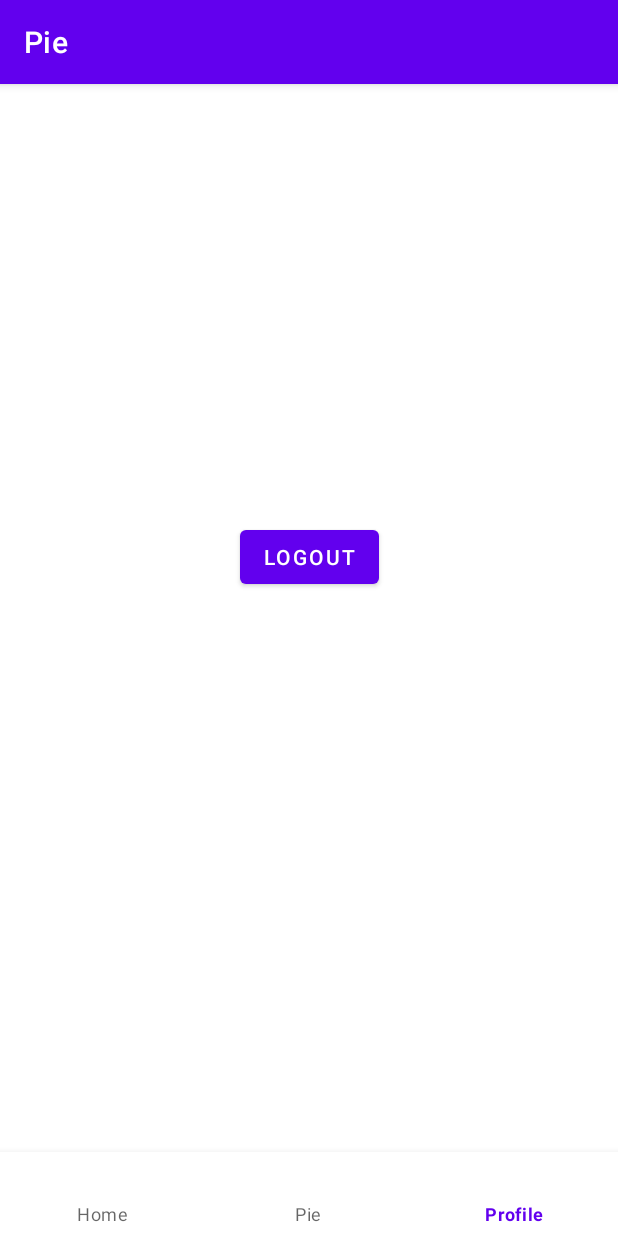
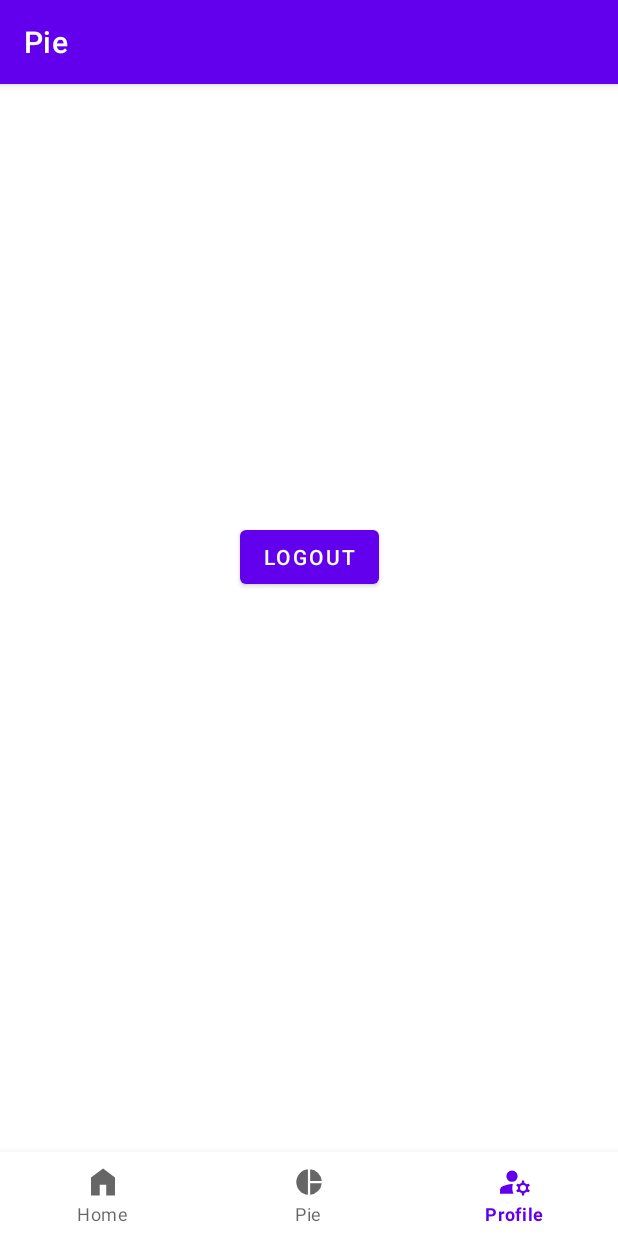
Before and after one commit to FireLord/pie, an Android app: the screen it shows after launch once a user with an empty profile is signed in (MainActivity), item 3 of the bottom bar chosen, on a phone screen of 412 x 824 dp. Run offline under Robolectric (Android 15) with nearby library versions, the phone set to English and light mode, and no system bars; our stand-ins replace Firebase (no records; nobody signed in at launch, a user with empty details on screens opened directly), data binding, navigation-ui; libraries missing offline, so code that uses them is left out: com.github.mikephil.charting; 21 statements that could not run were skipped.

Commit message:
add icons to bottom nav
Signed-off-by: FireLord <firelord.xda@gmail.com>

```diff
--- /dev/null
+++ b/app/src/main/res/drawable/home.xml
@@ -0,0 +1,10 @@
+<vector xmlns:android="http://schemas.android.com/apk/res/android"
+    android:width="48dp"
+    android:height="48dp"
+    android:viewportWidth="48"
+    android:viewportHeight="48"
+    android:tint="?attr/colorControlNormal">
+  <path
+      android:fillColor="@android:color/white"
+      android:pathData="M8,42V18L24.1,6L40,18V42H28.3V27.75H19.65V42Z"/>
+</vector>
--- /dev/null
+++ b/app/src/main/res/drawable/manage_accounts.xml
@@ -0,0 +1,10 @@
+<vector xmlns:android="http://schemas.android.com/apk/res/android"
+    android:width="48dp"
+    android:height="48dp"
+    android:viewportWidth="48"
+    android:viewportHeight="48"
+    android:tint="?attr/colorControlNormal">
+  <path
+      android:fillColor="@android:color/white"
+      android:pathData="M20,23.75Q16.7,23.75 14.6,21.65Q12.5,19.55 12.5,16.25Q12.5,12.95 14.6,10.85Q16.7,8.75 20,8.75Q23.3,8.75 25.4,10.85Q27.5,12.95 27.5,16.25Q27.5,19.55 25.4,21.65Q23.3,23.75 20,23.75ZM4,39.8V35.05Q4,33.3 4.9,31.9Q5.8,30.5 7.4,29.8Q10.4,28.5 13.55,27.65Q16.7,26.8 20,26.8Q20.3,26.8 20.575,26.8Q20.85,26.8 21.15,26.8Q20.15,30 20.4,33.325Q20.65,36.65 21.9,39.8ZM33.35,42 L32.85,38.7Q32,38.45 31.125,37.975Q30.25,37.5 29.65,36.9L26.9,37.5L25.65,35.4L28,33.2Q27.9,32.75 27.9,31.95Q27.9,31.15 28,30.7L25.65,28.5L26.9,26.4L29.65,27Q30.25,26.4 31.125,25.925Q32,25.45 32.85,25.2L33.35,21.9H36.05L36.55,25.2Q37.4,25.45 38.275,25.925Q39.15,26.4 39.75,27L42.5,26.4L43.75,28.5L41.4,30.7Q41.5,31.15 41.5,31.95Q41.5,32.75 41.4,33.2L43.75,35.4L42.5,37.5L39.75,36.9Q39.15,37.5 38.275,37.975Q37.4,38.45 36.55,38.7L36.05,42ZM34.7,35.95Q36.5,35.95 37.6,34.85Q38.7,33.75 38.7,31.95Q38.7,30.15 37.6,29.05Q36.5,27.95 34.7,27.95Q32.9,27.95 31.8,29.05Q30.7,30.15 30.7,31.95Q30.7,33.75 31.8,34.85Q32.9,35.95 34.7,35.95Z"/>
+</vector>
--- /dev/null
+++ b/app/src/main/res/drawable/pie_chart.xml
@@ -0,0 +1,10 @@
+<vector xmlns:android="http://schemas.android.com/apk/res/android"
+    android:width="48dp"
+    android:height="48dp"
+    android:viewportWidth="48"
+    android:viewportHeight="48"
+    android:tint="?attr/colorControlNormal">
+  <path
+      android:fillColor="@android:color/white"
+      android:pathData="M25.55,22.5V7.05Q31.7,7.45 36.075,11.925Q40.45,16.4 41,22.5ZM22.55,40.95Q16,40.4 11.525,35.5Q7.05,30.6 7.05,24Q7.05,17.4 11.525,12.5Q16,7.6 22.55,7.05ZM25.55,40.95V25.5H41Q40.45,31.6 36.075,36.075Q31.7,40.55 25.55,40.95Z"/>
+</vector>
--- a/app/src/main/res/menu/bottom_nav_menu.xml
+++ b/app/src/main/res/menu/bottom_nav_menu.xml
@@ -1,9 +1,14 @@
 <?xml version="1.0" encoding="utf-8"?>
 <menu xmlns:android="http://schemas.android.com/apk/res/android">
     <item android:id="@+id/homeFragment"
-        android:title="Home" />
+        android:title="Home"
+        android:icon="@drawable/home" />
+
     <item android:id="@+id/pieFragment"
-        android:title="Pie" />
+        android:title="Pie"
+        android:icon="@drawable/pie_chart" />
+
     <item android:id="@+id/profileFragment"
-        android:title="Profile" />
+        android:title="Profile"
+        android:icon="@drawable/manage_accounts" />
 </menu>
```
